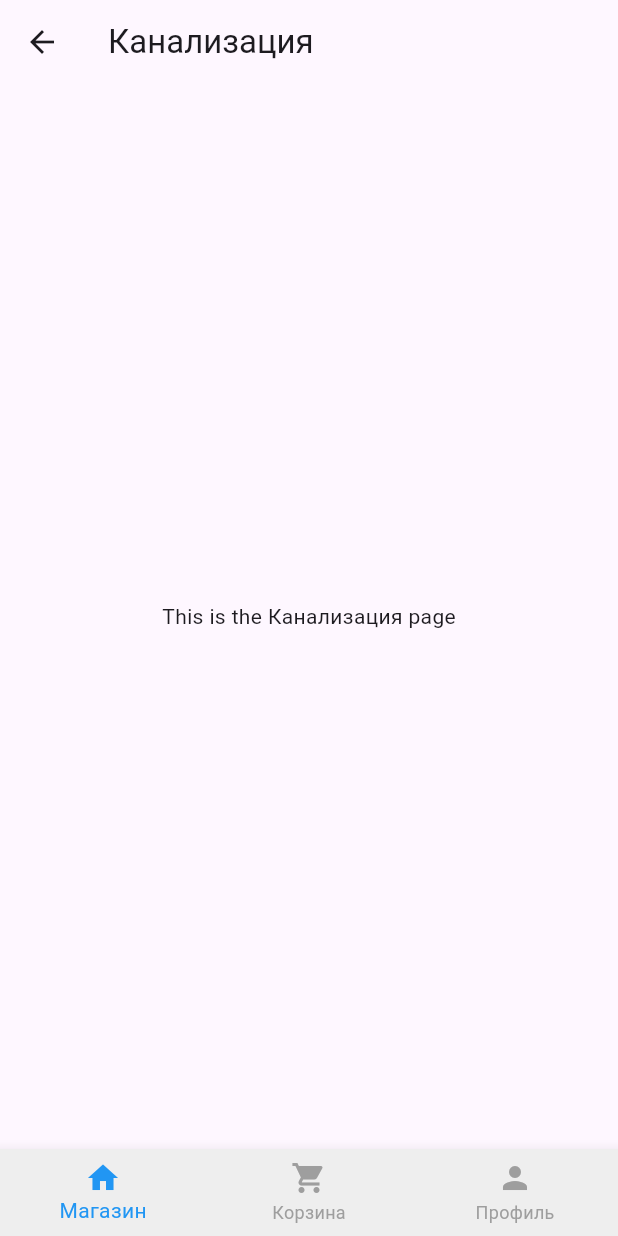
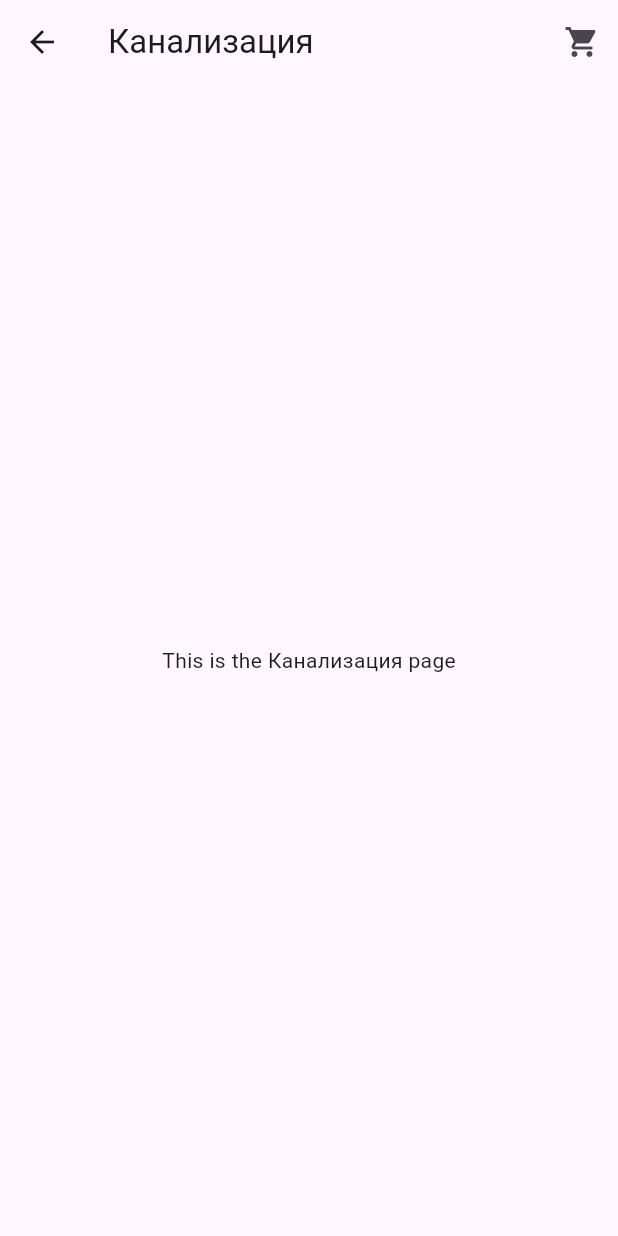
Before and after one commit to P4uil/teplo_voda_store, a Flutter app: the SewerView screen opened directly, on a phone screen of 412 x 824 dp. Run offline on Flutter 3.47's test engine with Material 3 defaults, Android fonts, the phone set to English and light mode, and no system bars; our stand-ins replace bloc, equatable, flutter_bloc.

Commit message:
temporarly stop

```diff
--- a/lib/components/tabbar/tabbar.dart
+++ b/lib/components/tabbar/tabbar.dart
@@ -68,6 +68,7 @@ class _TabBarViewWidgetState extends State<TabBarViewWidget> {
                 type: BottomNavigationBarType.fixed,
                 onTap: (index) {
                   context.read<TabBarBloc>().add(SwitchTabEvent(index));
+                  _pageController.jumpToPage(index);
                 },
                 items: const [
                   BottomNavigationBarItem(
--- a/lib/pages/sewer/sewer_view.dart
+++ b/lib/pages/sewer/sewer_view.dart
@@ -1,6 +1,8 @@
 import 'package:flutter/material.dart';
 import 'package:flutter_bloc/flutter_bloc.dart';
 import 'package:teplo_voda_store/components/tabbar/bloc/tabbar_bloc.dart';
+import 'package:teplo_voda_store/components/tabbar/tabbar.dart';
+import 'package:teplo_voda_store/pages/cart/cart_view.dart';
 
 class SewerView extends StatelessWidget {
   const SewerView({super.key});
@@ -10,43 +12,21 @@ class SewerView extends StatelessWidget {
     return Scaffold(
       appBar: AppBar(
         title: const Text('Канализация'),
+        actions: [
+          IconButton(
+            icon: const Icon(Icons.shopping_cart),
+            onPressed: () {
+              Navigator.push(
+                context,
+                MaterialPageRoute(builder: (context) => const CartView()),
+              );
+            },
+          ),
+        ],
       ),
       body: Center(
         child: const Text('This is the Канализация page'),
       ),
-      bottomNavigationBar: Theme(
-        data: Theme.of(context).copyWith(
-          canvasColor: Colors.grey[200],
-        ),
-        child: BlocBuilder<TabBarBloc, TabBarState>(
-          builder: (context, state) {
-            return BottomNavigationBar(
-              selectedItemColor: Colors.blue,
-              unselectedItemColor: Colors.grey,
-              currentIndex: state.selectedIndex,
-              type: BottomNavigationBarType.fixed,
-              onTap: (index) {
-                context.read<TabBarBloc>().add(SwitchTabEvent(index));
-                Navigator.pop(context); // Navigate back to the main tab view
-              },
-              items: const [
-                BottomNavigationBarItem(
-                  icon: Icon(Icons.home),
-                  label: 'Магазин',
-                ),
-                BottomNavigationBarItem(
-                  icon: Icon(Icons.shopping_cart),
-                  label: 'Корзина',
-                ),
-                BottomNavigationBarItem(
-                  icon: Icon(Icons.person),
-                  label: 'Профиль',
-                ),
-              ],
-            );
-          },
-        ),
-      ),
     );
   }
 }
--- a/lib/pages/store/store_view.dart
+++ b/lib/pages/store/store_view.dart
@@ -1,5 +1,6 @@
 import 'package:flutter/material.dart';
 import 'package:teplo_voda_store/pages/sewer/sewer_view.dart';
+import 'package:teplo_voda_store/pages/cart/cart_view.dart';
 import 'package:url_launcher/url_launcher.dart';
 
 class StoreView extends StatelessWidget {
@@ -38,6 +39,7 @@ class StoreView extends StatelessWidget {
             ),
           ],
         ),
+        // Removed actions with cart button
       ),
       body: Column(
         children: [
```
